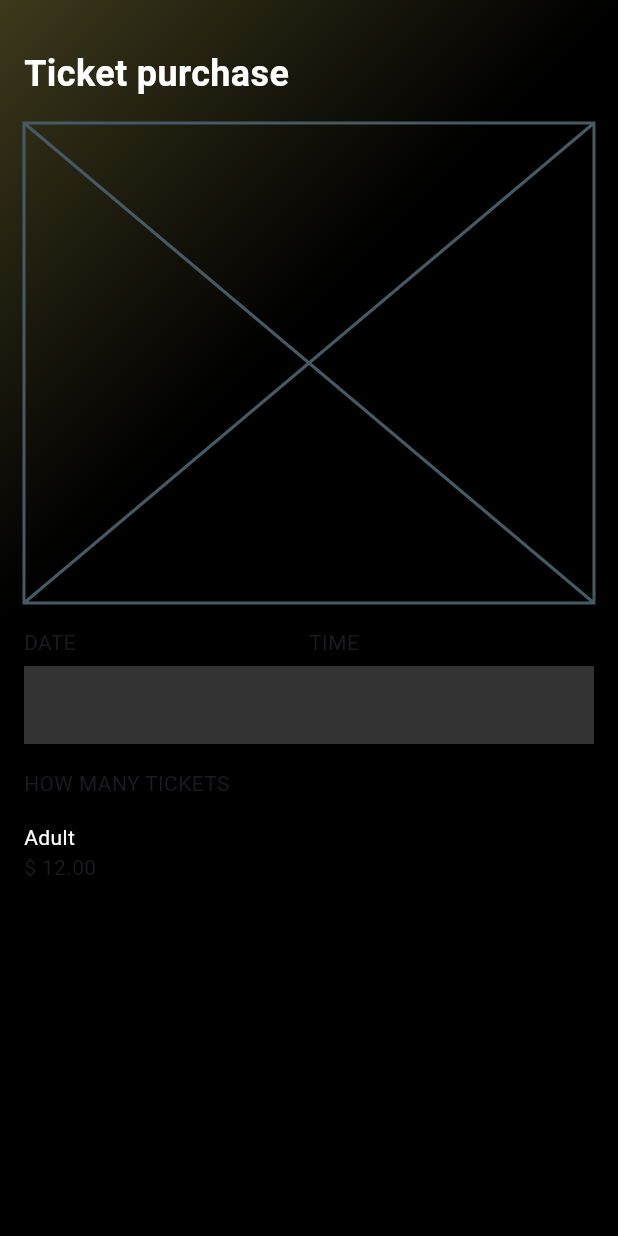
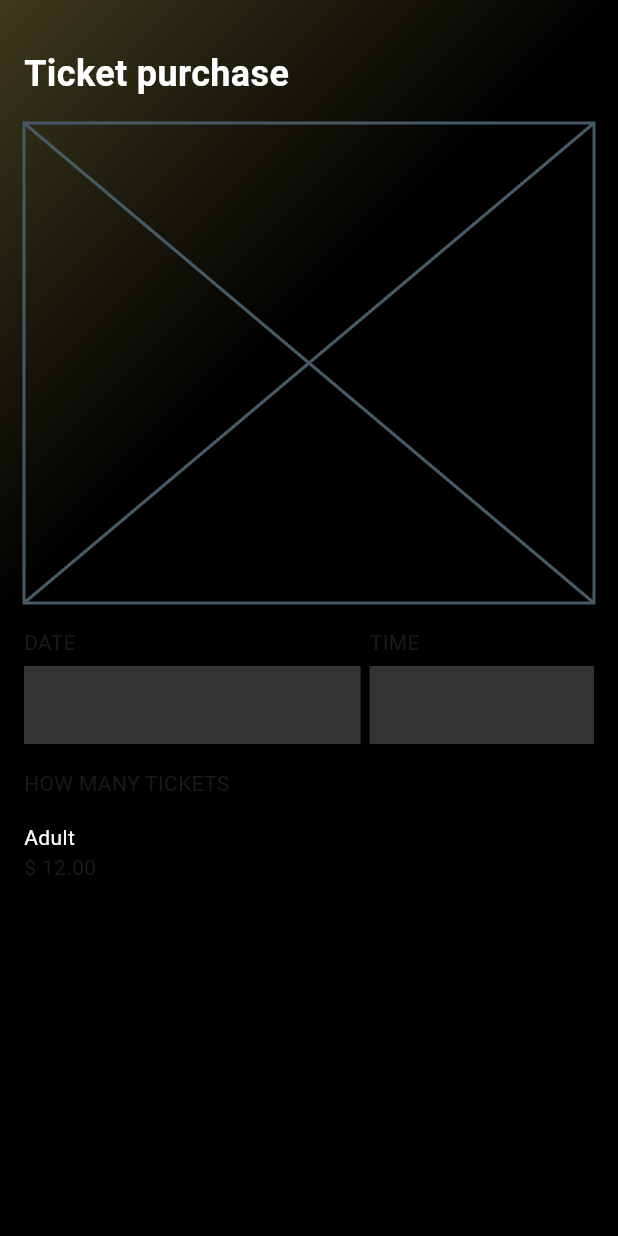
Before and after one commit to JAICHANGPARK/flutter_notebook_chapter_43, a Flutter app: the EventPurchasePage screen opened directly, on a phone screen of 412 x 824 dp. Run offline on Flutter 3.47's test engine with Material 3 defaults, Android fonts, the phone set to English and light mode, and no system bars; our stand-ins replace gap, hugeicons, percent_indicator.

Commit message:
Update event_purchase_page.dart

```diff
--- a/lib/ep2186_event_app/ui/event_purchase_page.dart
+++ b/lib/ep2186_event_app/ui/event_purchase_page.dart
@@ -51,8 +51,10 @@ class _EventPurchasePageState extends State<EventPurchasePage> {
                     child: Placeholder(),
                   ),
                   Row(
+                    spacing: 6,
                     children: [
                       Expanded(
+                        flex: 6,
                         child: Column(
                           crossAxisAlignment: CrossAxisAlignment.start,
                           spacing: 6,
@@ -66,6 +68,7 @@ class _EventPurchasePageState extends State<EventPurchasePage> {
                         ),
                       ),
                       Expanded(
+                        flex: 4,
                         child: Column(
                           crossAxisAlignment: CrossAxisAlignment.start,
                           spacing: 6,
```
